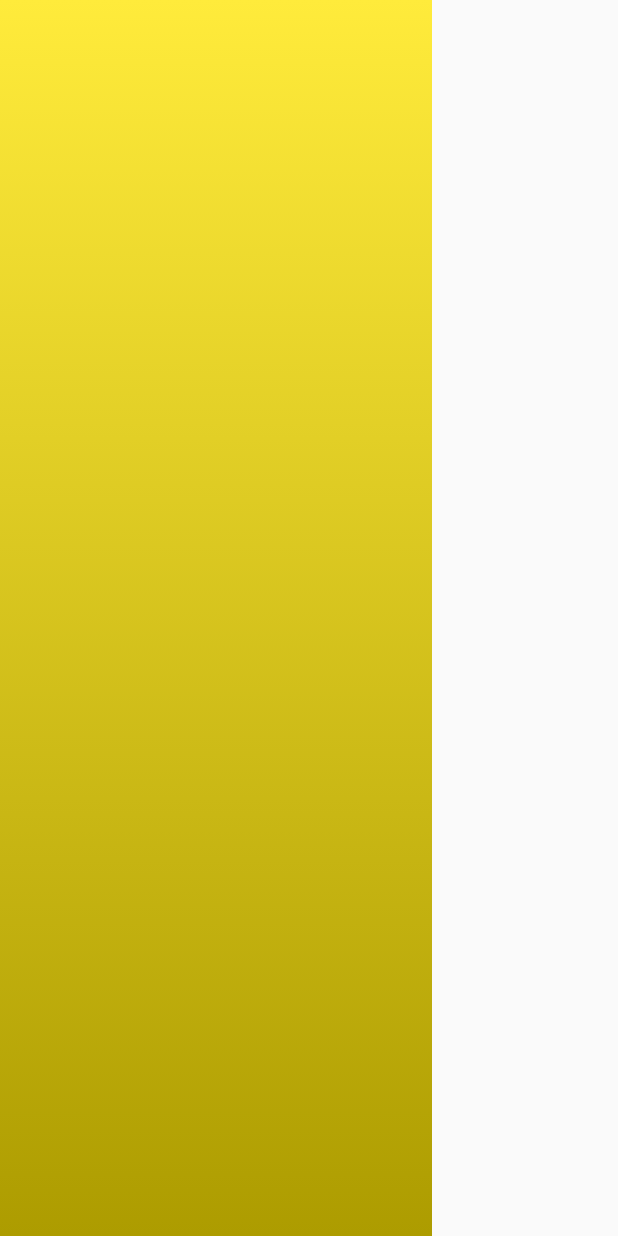
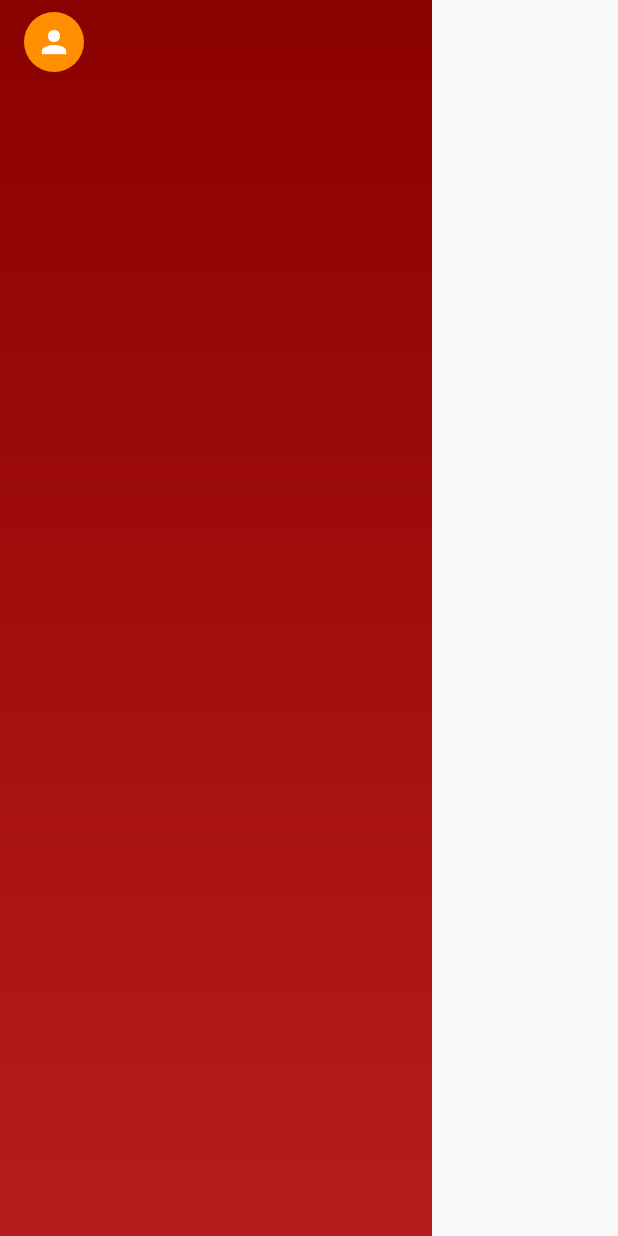
Before and after one commit to PGNTechChair/pgn_app, a Flutter app: the screen it shows once a user with an empty profile is signed in, on a phone screen of 412 x 824 dp. Run offline on Flutter 3.47's test engine with Material 2 defaults, Android fonts, the phone set to English and light mode, and no system bars; our stand-ins replace cloud_firestore, firebase_auth, firebase_core, flutter_spinkit; accounts and stored records are empty.

Commit message:
has ability to pass in user information to sidebar.

```diff
--- a/lib/components/side_bar.dart
+++ b/lib/components/side_bar.dart
@@ -1,4 +1,7 @@
+import 'package:flutter/cupertino.dart';
 import 'package:flutter/material.dart';
+import 'package:pgn_app/models/user.dart';
+import 'package:provider/provider.dart';
 
 class SideBar extends StatefulWidget {
   const SideBar({super.key});
@@ -8,8 +11,12 @@ class SideBar extends StatefulWidget {
 }
 
 class _SideBarState extends State<SideBar> {
+
   @override
   Widget build(BuildContext context) {
+
+    final userData = Provider.of<UserData?>(context);
+
     return Scaffold(
       body: SafeArea(
         child: Container(
@@ -17,15 +24,23 @@ class _SideBarState extends State<SideBar> {
           height: double.infinity,
           decoration: BoxDecoration(
             gradient: LinearGradient(
-              colors: [Colors.yellow, Color(0xffad9c00)],
+              colors: [Color(0xFF8B0000), Color(0xFFB71C1C)],
               begin: Alignment.topCenter,
               end: Alignment.bottomCenter,
             )
           ),
-          child: Column (
-            children: [
-
-            ],
+          child: SafeArea(
+            child: Column (
+              children: [
+                ListTile(
+                  leading: CircleAvatar(
+                    backgroundColor: Colors.amber[800],
+                    child: Icon(Icons.person, color: Colors.white)
+                  ),
+                  title: Text(userData!.firstName)
+                )
+              ],
+            ),
           )
         ),
       ),
```
